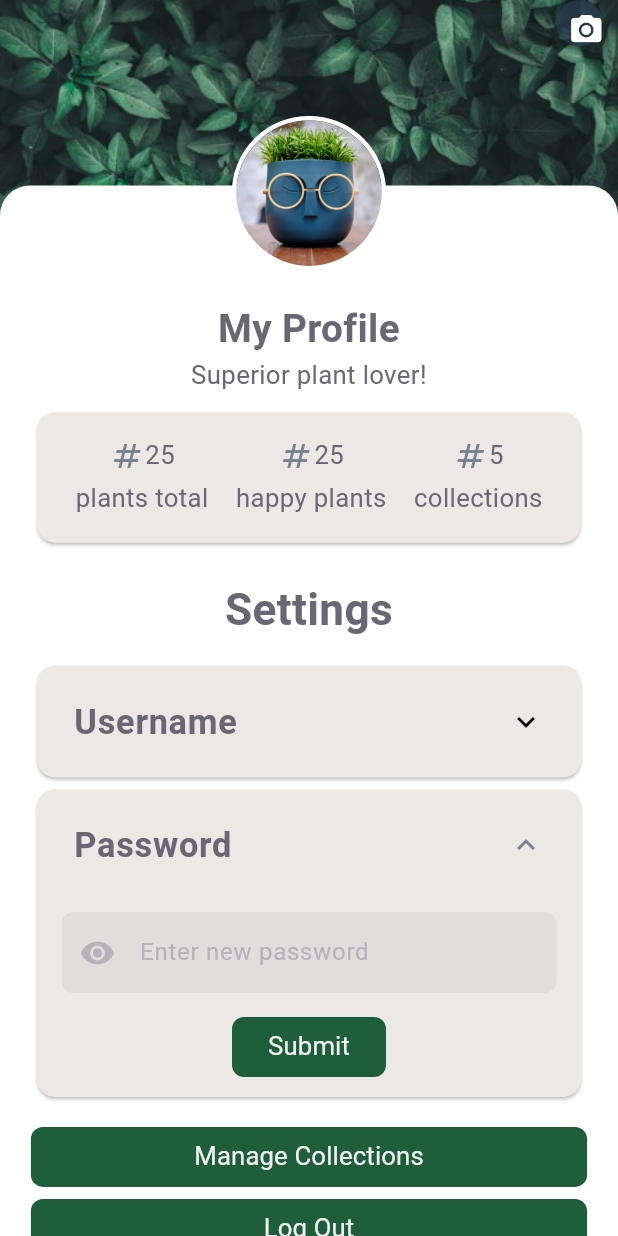
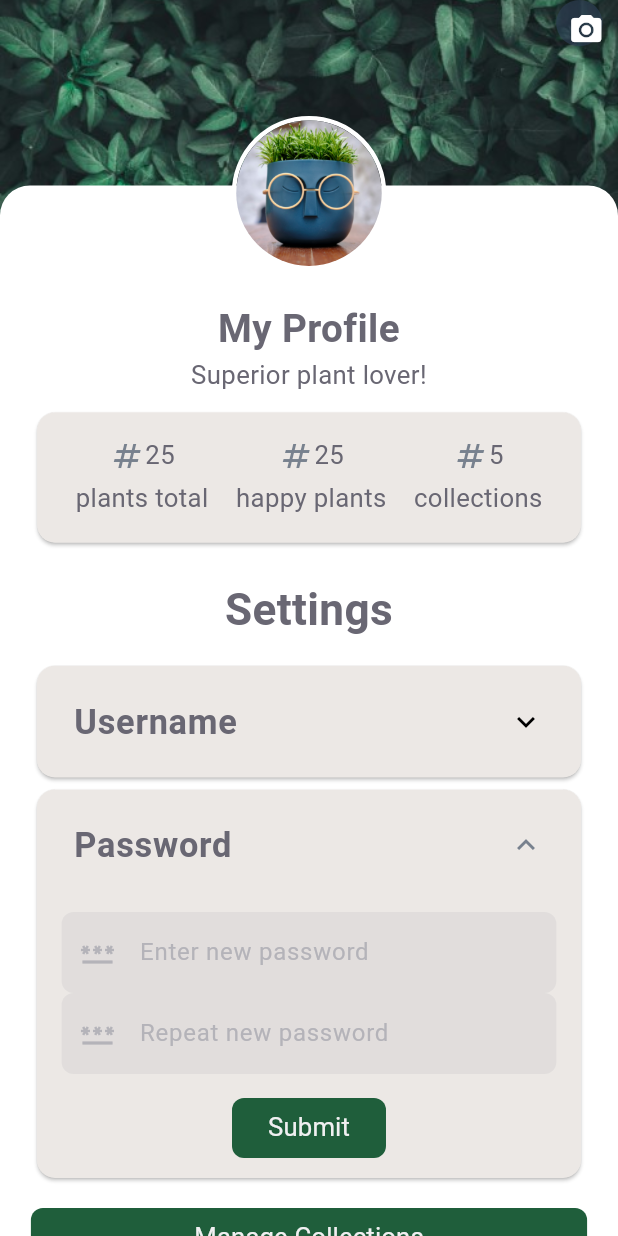
Before and after one commit to Team-Wilhelm/BotaniQue-MobDev, a Flutter app: the SettingsScreen screen opened directly, after a tap on "Username", after a tap on "Password", on a phone screen of 412 x 824 dp. Run offline on Flutter 3.47's test engine with Material 3 defaults, Android fonts, the phone set to English and light mode, and no system bars; our stand-ins replace flutter_bloc, flutter_secure_storage, freezed_annotation, google_fonts, image_picker, lottie; accounts and stored records are empty; generated files the repository leaves out were written again; network calls fail.

Commit message:
handled logout server event, populated user cubit upon logging in, settings screen refactor for readability

```diff
--- a/botanique/lib/models/dtos/user/user_dto.dart
+++ b/botanique/lib/models/dtos/user/user_dto.dart
@@ -4,13 +4,11 @@ part 'user_dto.freezed.dart';
 part 'user_dto.g.dart';
 
 @freezed
-class UpdateUserDto with _$UpdateUserDto {
-  factory UpdateUserDto(
-      {String? username,
-      String? password,
-      String? base64Image}) = _UpdateUserDto;
-  factory UpdateUserDto.fromJson(Map<String, dynamic> json) =>
-      _$UpdateUserDtoFromJson(json);
+class UserDto with _$UserDto {
+  factory UserDto({String? username, String? password, String? base64Image, String? userEmail}) =
+      _UserDto;
+  factory UserDto.fromJson(Map<String, dynamic> json) =>
+      _$UserDtoFromJson(json);
 }
 
 @freezed
@@ -22,3 +20,9 @@ class GetUserDto with _$GetUserDto {
   factory GetUserDto.fromJson(Map<String, dynamic> json) =>
       _$GetUserDtoFromJson(json);
 }
+
+enum FieldType {
+  username,
+  password,
+  base64Image,
+}
--- a/botanique/lib/models/events/client_events.dart
+++ b/botanique/lib/models/events/client_events.dart
@@ -233,12 +233,12 @@ class ClientWantsToDeleteCollection extends ClientEvent
 }
 
 @freezed
-class ClientWantsToUpdateProfile extends ClientEventWithJwt with _$ClientWantsToUpdateProfile{
-  const factory ClientWantsToUpdateProfile({
-    required String jwt,
-    required UpdateUserDto updateUserDto,
-    required String eventType
-  }) = _ClientWantsToUpdateProfile;
+class ClientWantsToUpdateProfile extends ClientEventWithJwt
+    with _$ClientWantsToUpdateProfile {
+  const factory ClientWantsToUpdateProfile(
+      {required String jwt,
+      required UserDto userDto,
+      required String eventType}) = _ClientWantsToUpdateProfile;
 
   factory ClientWantsToUpdateProfile.fromJson(Map<String, dynamic> json) =>
       _$ClientWantsToUpdateProfileFromJson(json);
--- a/botanique/lib/models/events/server_events.dart
+++ b/botanique/lib/models/events/server_events.dart
@@ -128,6 +128,7 @@ class ServerAuthenticatesUser extends ServerEvent
 
   const factory ServerAuthenticatesUser({
     required String jwt,
+    required GetUserDto getUserDto,
   }) = _ServerAuthenticatesUser;
 
   factory ServerAuthenticatesUser.fromJson(Map<String, dynamic> json) =>
--- a/botanique/lib/settings/panel_content/text_update_panel.dart
+++ /dev/null
@@ -1,33 +0,0 @@
-import 'package:botanique/shared/app_button.dart';
-import 'package:botanique/shared/app_text_field.dart';
-import 'package:botanique/style/app_style.dart';
-import 'package:flutter/material.dart';
-
-class TextUpdatePanel extends StatelessWidget {
-  TextUpdatePanel(
-      {super.key,
-      required this.placeholder,
-      required this.onSubmit,
-      required this.controller,
-      required this.icon});
-
-  final String placeholder;
-  final VoidCallback onSubmit;
-  final TextEditingController controller;
-  final Icon icon;
-
-  @override
-  Widget build(BuildContext context) {
-    return Column(
-      children: [
-        AppTextField(
-          textFieldController: controller,
-          placeholder: placeholder,
-          prefixIcon: icon,
-        ),
-        spacer,
-        AppButton(onPressed: onSubmit, text: "Submit")
-      ],
-    );
-  }
-}
--- a/botanique/lib/settings/profile_settings_banner.dart
+++ b/botanique/lib/settings/profile_settings_banner.dart
@@ -61,7 +61,7 @@ class ProfileSettingsBanner extends StatelessWidget {
               // Added a Center widget to ensure the image is centered
               child: ClipOval(
                 child: Image.network(
-                  context.read<UpdateUserCubit>().state.base64Image ?? "",
+                  context.read<UserCubit>().state.base64Image ?? "",
                   width: diameter - 6, //to allow the border to be seen
                   height: diameter - 6,
                   fit: BoxFit.cover,
--- a/botanique/lib/settings/settings_screen.dart
+++ b/botanique/lib/settings/settings_screen.dart
@@ -1,12 +1,15 @@
+import 'package:botanique/models/dtos/user/user_dto.dart';
 import 'package:botanique/models/events/client_events.dart';
 import 'package:botanique/models/events/server_events.dart';
 import 'package:botanique/settings/image_update_screen.dart';
-import 'package:botanique/settings/panel_content/text_update_panel.dart';
 import 'package:botanique/settings/profile_settings_banner.dart';
 import 'package:botanique/shared/app_button.dart';
 import 'package:botanique/shared/app_snackbar.dart';
+import 'package:botanique/shared/app_text_field.dart';
+import 'package:botanique/state/navigation_cubit.dart';
 import 'package:botanique/state/user_cubit.dart';
 import 'package:botanique/state/web_socket_bloc.dart';
+import 'package:botanique/util/navigation_constants.dart';
 import 'package:flutter/material.dart';
 import 'package:botanique/shared/app_text.dart';
 import 'package:botanique/style/app_style.dart';
@@ -25,49 +28,12 @@ class _SettingsScreenState extends State<SettingsScreen> {
   late List<PanelItem> panelItems;
   final TextEditingController _usernameController = TextEditingController();
   final TextEditingController _passwordController = TextEditingController();
+  final TextEditingController _passwordRepeatController =
+      TextEditingController();
 
   @override
   void initState() {
-    panelItems = <PanelItem>[
-      PanelItem(
-          id: 1,
-          headerValue: 'Username',
-          panelContent: TextUpdatePanel(
-            placeholder: "Enter new username",
-            controller: _usernameController,
-            onSubmit: () {
-              if (_usernameController.text.isNotEmpty &&
-                  _usernameController.text.length <= 51) {
-                _handleSubmit(_usernameController);
-                _handleTileToggle(1);
-              } else {
-                AppSnackbar(context)
-                    .showError("Must be between 1-50 characters");
-              }
-            },
-            icon: const Icon(Icons.person),
-          ),
-          controller: ExpansionTileController()),
-      PanelItem(
-        id: 2,
-        headerValue: 'Password',
-        panelContent: TextUpdatePanel(
-            placeholder: "Enter new password",
-            controller: _passwordController,
-            icon: const Icon(Icons.visibility),
-            onSubmit: () {
-              if (_passwordController.text.length >= 8 &&
-                  _passwordController.text.length <= 256) {
-                _handleSubmit(_passwordController);
-                _handleTileToggle(2);
-              } else {
-                AppSnackbar(context)
-                    .showError("Must be between 8-256 characters");
-              }
-            }),
-        controller: ExpansionTileController(),
-      ),
-    ];
+    _buildPanelItems();
     super.initState();
   }
 
@@ -75,31 +41,14 @@ class _SettingsScreenState extends State<SettingsScreen> {
   void dispose() {
     _usernameController.dispose();
     _passwordController.dispose();
+    _passwordRepeatController.dispose();
     super.dispose();
   }
 
-  void _handleTileToggle(int id) {
-    setState(() {
-      if (openPanelId == id) {
-        panelItems[id - 1].controller.collapse();
-        openPanelId = -1;
-      } else {
-        if (openPanelId > 0) {
-          panelItems[openPanelId - 1].controller.collapse();
-        }
-        panelItems[id - 1].controller.expand();
-        openPanelId = id;
-      }
-    });
-  }
-
-  //TODO get data for stats
+  //TODO get data for stats card
   //TODO deal with collections CRUD
 
   //TODO implement image picker
-
-  //TODO handle server logs client out incoming event
-  //TODO make sure that data is put into the cubit upon logging in
 
   @override
   Widget build(BuildContext context) {
@@ -123,7 +72,7 @@ class _SettingsScreenState extends State<SettingsScreen> {
                     }),
                 SizedBox(height: diameter * 0.55),
                 AppText(
-                    text: context.read<UpdateUserCubit>().state.username ??
+                    text: context.read<UserCubit>().state.username ??
                         "My Profile",
                     textAlign: TextAlign.center,
                     fontSize: FontSizes.h3,
@@ -133,20 +82,7 @@ class _SettingsScreenState extends State<SettingsScreen> {
                   textAlign: TextAlign.center,
                 ),
                 spacer,
-                Card(
-                  margin: EdgeInsets.symmetric(horizontal: diameter * 0.24),
-                  child: Padding(
-                    padding: EdgeInsets.all(diameter * 0.16),
-                    child: Row(
-                      mainAxisAlignment: MainAxisAlignment.spaceAround,
-                      children: [
-                        _buildStatsColumn("25", "plants total"),
-                        _buildStatsColumn("25", "happy plants"),
-                        _buildStatsColumn("5", "collections"),
-                      ],
-                    ),
-                  ),
-                ),
+                _buildStatsCard(diameter),
                 spacerDouble,
                 const AppText(
                     text: "Settings",
@@ -159,18 +95,150 @@ class _SettingsScreenState extends State<SettingsScreen> {
                 spacer,
                 Padding(
                   padding: _getSymmetricHorizontalPadding(),
-                  child: AppButton(onPressed: () {}, text: "Manage Collections"),
+                  child:
+                      AppButton(onPressed: () {}, text: "Manage Collections"),
                 ),
                 Padding(
                   padding: _getSymmetricHorizontalPadding(),
-                  child: AppButton(onPressed: () {
-                    context.read<WebSocketBloc>().add(ClientWantsToLogOut(email: "", eventType: "ClientWantsToLogOut"));
-                  }, text: "Log Out"),
+                  child: AppButton(
+                      onPressed: () {
+                        context.read<WebSocketBloc>().add(ClientWantsToLogOut(
+                            email:
+                                context.read<UserCubit>().state.userEmail ?? "",
+                            eventType: "ClientWantsToLogOut"));
+                        context
+                            .read<NavigationCubit>()
+                            .changePage(NavigationConstants.welcome);
+                        context.read<UserCubit>().reset();
+                      },
+                      text: "Log Out"),
                 )
               ],
             );
           },
         ));
+  }
+
+  /* Methods */
+  void _handleTileToggle(int id) {
+    setState(() {
+      if (openPanelId == id) {
+        panelItems[id - 1].controller.collapse();
+        openPanelId = -1;
+      } else {
+        if (openPanelId > 0) {
+          panelItems[openPanelId - 1].controller.collapse();
+        }
+        panelItems[id - 1].controller.expand();
+        openPanelId = id;
+      }
+    });
+  }
+
+  void _handleSubmit(TextEditingController controller, FieldType fieldType) {
+    final cubit = context.read<UserCubit>();
+
+    if (fieldType == FieldType.username) {
+      cubit.updateUsername(controller.text);
+    } else if (fieldType == FieldType.password) {
+      cubit.updatePassword(controller.text);
+    }
+
+    var userDto = cubit.state;
+    context.read<WebSocketBloc>().add(ClientWantsToUpdateProfile(
+        jwt: '', userDto: userDto, eventType: "ClientWantsToUpdateProfile"));
+    controller.clear();
+    _handleTileToggle(openPanelId);
+  }
+
+  void _handleOnEditTapped() {
+    Navigator.of(context).push(MaterialPageRoute(builder: (context) {
+      return ImageUpdateScreen();
+    }));
+  }
+
+  /* Widgets */
+  List<PanelItem> _buildPanelItems() {
+    return panelItems = <PanelItem>[
+      PanelItem(
+        id: 1,
+        headerValue: 'Username',
+        controller: ExpansionTileController(),
+        panelContent: Column(
+          children: [
+            AppTextField(
+              textFieldController: _usernameController,
+              placeholder: "Enter new username",
+              prefixIcon: const Icon(Icons.person),
+            ),
+            spacer,
+            AppButton(
+                onPressed: () {
+                  if (_usernameController.text.isNotEmpty &&
+                      _usernameController.text.length <= 51) {
+                    _handleSubmit(_usernameController, FieldType.username);
+                    _handleTileToggle(1);
+                  } else {
+                    AppSnackbar(context)
+                        .showError("Must be between 1-50 characters");
+                  }
+                },
+                text: "Submit")
+          ],
+        ),
+      ),
+      PanelItem(
+        id: 2,
+        headerValue: 'Password',
+        controller: ExpansionTileController(),
+        panelContent: Column(
+          children: [
+            AppTextField(
+              textFieldController: _passwordController,
+              placeholder: "Enter new password",
+              prefixIcon: const Icon(Icons.password),
+            ),
+            AppTextField(
+              textFieldController: _passwordRepeatController,
+              placeholder: "Repeat new password",
+              prefixIcon: const Icon(Icons.password),
+            ),
+            spacer,
+            AppButton(
+                onPressed: () {
+                  if ((_passwordController.text ==
+                          _passwordRepeatController.text) &&
+                      _passwordController.text.length >= 8 &&
+                      _passwordController.text.length <= 256) {
+                    _handleSubmit(_passwordController, FieldType.password);
+                    _handleTileToggle(2);
+                  } else {
+                    AppSnackbar(context)
+                        .showError("Must be between 8-256 characters");
+                  }
+                },
+                text: "Submit")
+          ],
+        ),
+      ),
+    ];
+  }
+
+  Card _buildStatsCard(double diameter) {
+    return Card(
+      margin: EdgeInsets.symmetric(horizontal: diameter * 0.24),
+      child: Padding(
+        padding: EdgeInsets.all(diameter * 0.16),
+        child: Row(
+          mainAxisAlignment: MainAxisAlignment.spaceAround,
+          children: [
+            _buildStatsColumn("25", "plants total"),
+            _buildStatsColumn("25", "happy plants"),
+            _buildStatsColumn("5", "collections"),
+          ],
+        ),
+      ),
+    );
   }
 
   Column _buildStatsColumn(String number, String text) {
@@ -219,23 +287,6 @@ class _SettingsScreenState extends State<SettingsScreen> {
     );
   }
 
-  void _handleSubmit(TextEditingController controller) {
-    final cubit = context.read<UpdateUserCubit>();
-    cubit.updateUsername(controller.text);
-    var updateUserDto = cubit.state;
-    context.read<WebSocketBloc>().add(ClientWantsToUpdateProfile(
-        jwt: '',
-        updateUserDto: updateUserDto,
-        eventType: "ClientWantsToUpdateProfile"));
-    controller.clear();
-  }
-
-  void _handleOnEditTapped() {
-    Navigator.of(context).push(MaterialPageRoute(builder: (context) {
-      return ImageUpdateScreen();
-    }));
-  }
-
   EdgeInsets _getSymmetricHorizontalPadding() {
     double sidePadding = MediaQuery.of(context).size.width * 0.05;
     return EdgeInsets.symmetric(
--- a/botanique/lib/state/user_cubit.dart
+++ b/botanique/lib/state/user_cubit.dart
@@ -2,8 +2,13 @@ import 'package:flutter_bloc/flutter_bloc.dart';
 
 import '../models/dtos/user/user_dto.dart';
 
-class UpdateUserCubit extends Cubit<UpdateUserDto> {
-  UpdateUserCubit() : super(UpdateUserDto(username: null, password: null, base64Image: null));
+class UserCubit extends Cubit<UserDto> {
+  UserCubit()
+      : super(UserDto(username: null, password: null, base64Image: null, userEmail: null));
+
+  void setUserEmail(String userEmail) {
+    emit(state.copyWith(userEmail: userEmail));
+  }
 
   void updateUsername(String username) {
     emit(state.copyWith(username: username));
@@ -20,4 +25,8 @@ class UpdateUserCubit extends Cubit<UpdateUserDto> {
   void deleteBase64Image() {
     emit(state.copyWith(base64Image: null));
   }
+
+  void reset() {
+    emit(UserDto(username: null, password: null, base64Image: null, userEmail: null));
+  }
 }
```
Also changed, not shown: botanique/lib/main.dart (+8 -1 lines), botanique/lib/settings/image_update_screen.dart (+5 -8 lines).
